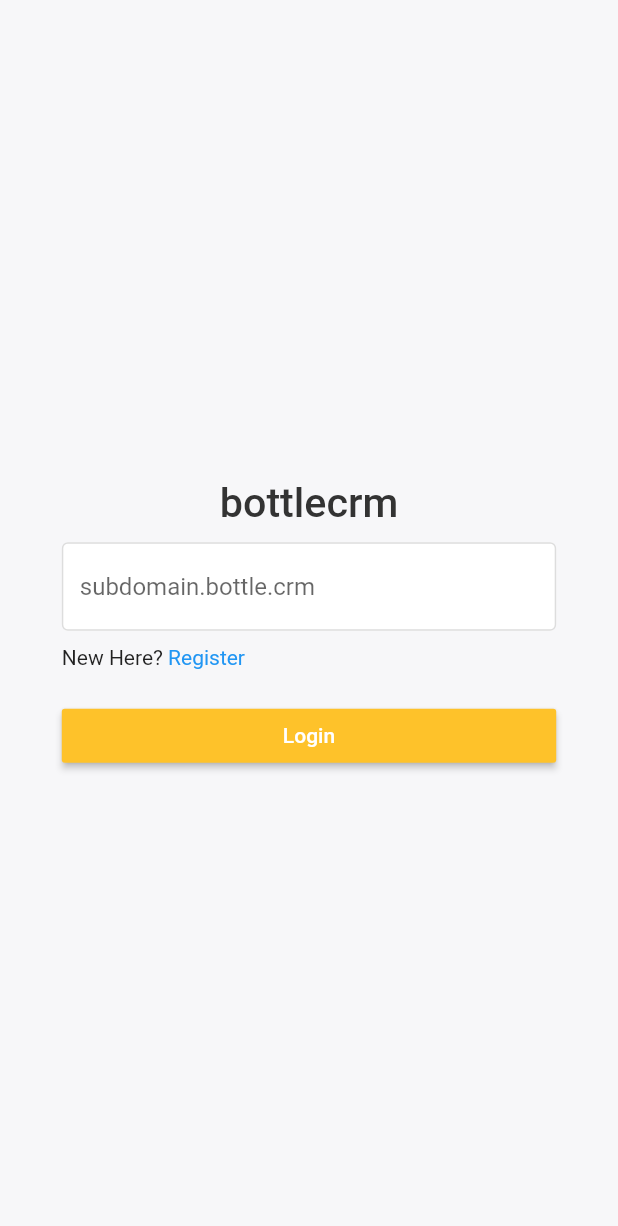
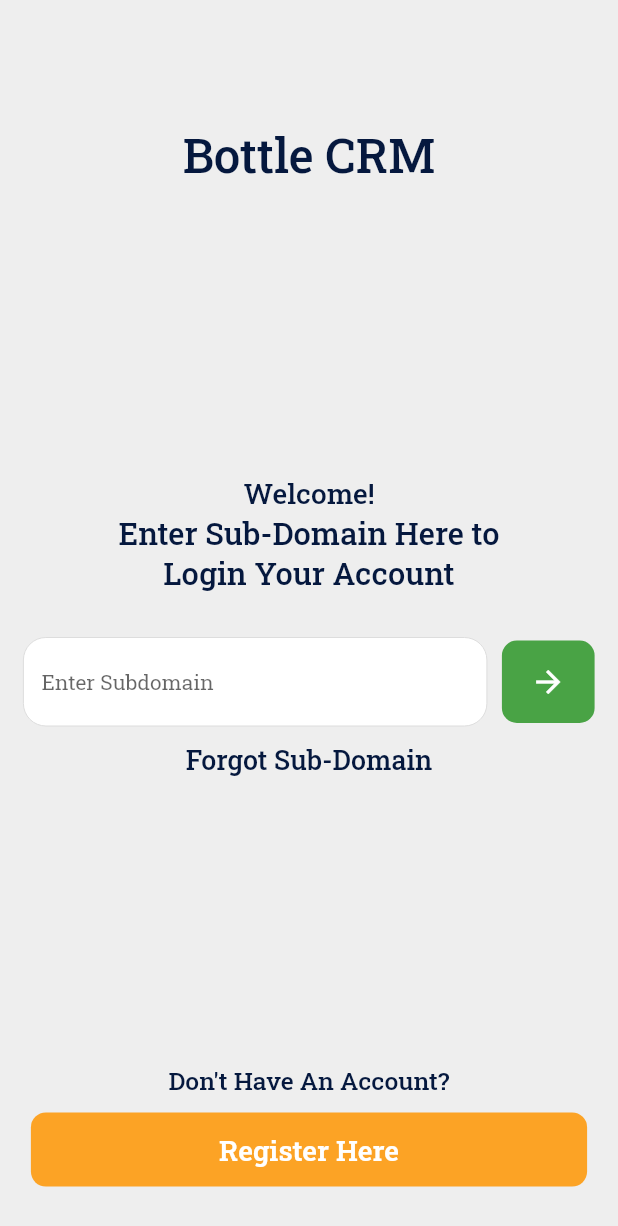
Before and after one commit to MicroPyramid/flutter-crm, a Flutter app: the screen it shows after launch, on a phone screen of 412 x 824 dp. Shown: the top 1226 px of the screen. Run offline on Flutter 3.47's test engine with Material 2 defaults, Android fonts, the phone set to English and light mode, and no system bars; our stand-ins replace connectivity, dropdown_search, file_picker, flushbar, fluttertoast, google_fonts and 1 more; missing offline and left inert: json_table, smart_select, textfield_tags; accounts and stored records are empty.

Commit message:
subdomain screen with new ui

```diff
--- a/lib/bloc/auth_bloc.dart
+++ b/lib/bloc/auth_bloc.dart
@@ -31,7 +31,7 @@ class AuthBloc {
     await CrmService().validateSubdomain(data).then((response) {
       var res = (json.decode(response.body));
       print(res);
-      if (res['status'] == "success") {
+      if (res['error'] == false) {
         _currentDomainName = data['sub_domain'];
         result = res;
       } else {
--- a/lib/main.dart
+++ b/lib/main.dart
@@ -35,8 +35,8 @@ class MyApp extends StatelessWidget {
       title: 'bottlecrm',
       debugShowCheckedModeBanner: false,
       theme: ThemeData(
-          scaffoldBackgroundColor: Color.fromRGBO(247, 247, 249, 1),
-          buttonColor: Color.fromRGBO(254, 194, 42, 1),
+          scaffoldBackgroundColor: Color.fromRGBO(238, 238, 238, 1),
+          buttonColor: Color.fromRGBO(252, 163, 37, 1),
           primarySwatch: Colors.blue,
           primaryColor: Color.fromRGBO(29, 132, 150, 1),
           dividerColor: Color.fromRGBO(232, 243, 245, 1)),
--- a/lib/ui/screens/authentication/sub_domain.dart
+++ b/lib/ui/screens/authentication/sub_domain.dart
@@ -1,11 +1,8 @@
-import 'dart:convert';
-
 import 'package:flushbar/flushbar.dart';
+import 'package:google_fonts/google_fonts.dart';
 import 'package:flutter/material.dart';
 import 'package:flutter_crm/bloc/auth_bloc.dart';
-import 'package:flutter_crm/services/crm_services.dart';
 import 'package:flutter_crm/utils/utils.dart';
-import 'package:http/http.dart';
 
 class SubDomain extends StatefulWidget {
   SubDomain();
@@ -33,12 +30,12 @@ class _SubDomainState extends State<SubDomain> {
       _isLoading = true;
     });
     Map result = await authBloc.validateDomain({'sub_domain': _subDomainName});
-    if (result['status'] == 'success') {
+    if (result['error'] == false) {
       setState(() {
         _errorMessage = null;
       });
       Navigator.pushNamed(context, '/user_login');
-    } else if (result['status'] == 'failure') {
+    } else if (result['error'] == true) {
       setState(() {
         _errorMessage = result['message'];
       });
@@ -75,61 +72,83 @@ class _SubDomainState extends State<SubDomain> {
     )..show(context);
   }
 
-  @override
-  Widget build(BuildContext context) {
-    return WillPopScope(
-      onWillPop: onWillPop,
-      child: Scaffold(
-        body: Stack(
-          fit: StackFit.expand,
-          children: <Widget>[
-            Column(
+  OutlineInputBorder boxBorder() {
+    return OutlineInputBorder(
+      borderRadius: BorderRadius.all(Radius.circular(15)),
+      borderSide: BorderSide(width: 0, color: Color.fromRGBO(221, 221, 221, 1)),
+    );
+  }
+
+  Widget headerTextWidget() {
+    return Container(
+      margin: EdgeInsets.only(top: screenHeight * 0.1),
+      child: Text(
+        'Bottle CRM',
+        style: GoogleFonts.robotoSlab(
+            textStyle: TextStyle(
+                color: Color.fromRGBO(5, 24, 62, 1),
+                fontWeight: FontWeight.w500,
+                fontSize: screenWidth / 13)),
+      ),
+    );
+  }
+
+  Widget subDomainWidget() {
+    return Container(
+      child: Column(
+        children: [
+          Container(
+            child: Text(
+              'Welcome!',
+              style: GoogleFonts.robotoSlab(
+                  textStyle: TextStyle(
+                      color: Color.fromRGBO(5, 24, 62, 1),
+                      fontWeight: FontWeight.w500,
+                      fontSize: screenWidth / 22)),
+            ),
+          ),
+          Container(
+              child: Column(
+            children: [
+              Text('Enter Sub-Domain Here to',
+                  style: GoogleFonts.robotoSlab(
+                      textStyle: TextStyle(
+                          color: Color.fromRGBO(5, 24, 62, 1),
+                          fontWeight: FontWeight.w500,
+                          fontSize: screenWidth / 20))),
+              Text('Login Your Account',
+                  style: GoogleFonts.robotoSlab(
+                      textStyle: TextStyle(
+                          color: Color.fromRGBO(5, 24, 62, 1),
+                          fontWeight: FontWeight.w500,
+                          fontSize: screenWidth / 20)))
+            ],
+          )),
+          Container(
+            margin: EdgeInsets.only(top: 30.0),
+            child: Row(
               mainAxisAlignment: MainAxisAlignment.center,
               children: [
                 Container(
-                  margin: EdgeInsets.symmetric(vertical: 10.0),
-                  child: Text('bottlecrm',
-                      style: TextStyle(
-                          color: Color.fromRGBO(51, 51, 51, 1),
-                          fontWeight: FontWeight.w500,
-                          fontSize: MediaQuery.of(context).size.width / 15)),
-                ),
-                Container(
-                  child: Form(
-                      key: _subDomainFormKey,
-                      child: Container(
-                        child: Column(
-                          children: [
-                            Container(
-                              width: MediaQuery.of(context).size.width * 0.8,
+                  width: screenWidth * 0.75,
                   child: TextFormField(
                     decoration: InputDecoration(
-                                    enabledBorder: OutlineInputBorder(
-                                      borderRadius:
-                                          BorderRadius.all(Radius.circular(4)),
-                                      borderSide: BorderSide(
-                                          width: 1,
-                                          color:
-                                              Color.fromRGBO(221, 221, 221, 1)),
-                                    ),
-                                    focusedBorder: OutlineInputBorder(
-                                      borderRadius:
-                                          BorderRadius.all(Radius.circular(4)),
-                                      borderSide: BorderSide(
-                                          width: 1,
-                                          color:
-                                              Color.fromRGBO(221, 221, 221, 1)),
-                                    ),
+                        enabledBorder: boxBorder(),
+                        focusedErrorBorder: boxBorder(),
+                        focusedBorder: boxBorder(),
+                        errorBorder: boxBorder(),
                         fillColor: Colors.white,
                         filled: true,
-                                    hintText: 'subdomain.bottle.crm'),
+                        hintText: 'Enter Subdomain',
+                        hintStyle: GoogleFonts.robotoSlab(
+                            textStyle: TextStyle(fontSize: 14.0))),
                     keyboardType: TextInputType.emailAddress,
                     validator: (value) {
                       if (value.isEmpty) {
                         setState(() {
                           _errorMessage = null;
                         });
-                                    return 'Please mention a sub_domain';
+                        return 'This field is required.';
                       }
                       return null;
                     },
@@ -138,98 +157,121 @@ class _SubDomainState extends State<SubDomain> {
                     },
                   ),
                 ),
+                !_isLoading
+                    ? GestureDetector(
+                        onTap: () {
+                          FocusScope.of(context).unfocus();
+                          _submitForm();
+                        },
+                        child: Container(
+                          margin: EdgeInsets.only(left: 10.0),
+                          decoration: BoxDecoration(
+                            color: Color.fromRGBO(73, 163, 69, 1),
+                            borderRadius:
+                                BorderRadius.all(Radius.circular(10.0)),
+                          ),
+                          width: screenWidth * 0.15,
+                          height: 55.0,
+                          child: Icon(Icons.arrow_forward, color: Colors.white),
+                        ),
+                      )
+                    : Container(
+                        margin: EdgeInsets.only(left: 10.0),
+                        width: screenWidth * 0.12,
+                        height: 40.0,
+                        child: CircularProgressIndicator(
+                            valueColor: new AlwaysStoppedAnimation<Color>(
+                                Color.fromRGBO(73, 163, 69, 1))),
+                      )
+              ],
+            ),
+          ),
           _errorMessage != null
               ? Container(
-                                    margin: EdgeInsets.only(top: 10.0),
-                                    width:
-                                        MediaQuery.of(context).size.width * 0.8,
+                  margin: EdgeInsets.only(top: 10.0, left: screenWidth * 0.06),
+                  alignment: Alignment.centerLeft,
                   child: Text(
                     _errorMessage,
-                                      style: TextStyle(
-                                          color: Colors.red[700],
-                                          fontSize: 12.0),
+                    style: TextStyle(color: Colors.red[700], fontSize: 12.0),
                   ),
                 )
               : Container(),
           Container(
-                              margin: EdgeInsets.symmetric(vertical: 10.0),
-                              width: MediaQuery.of(context).size.width * 0.8,
-                              child: Row(
+              margin: EdgeInsets.only(top: 10.0),
+              child: Text(
+                "Forgot Sub-Domain",
+                style: GoogleFonts.robotoSlab(
+                    textStyle: TextStyle(
+                        color: Color.fromRGBO(5, 24, 62, 1),
+                        fontWeight: FontWeight.w500,
+                        fontSize: screenWidth / 23)),
+              ))
+        ],
+      ),
+    );
+  }
+
+  Widget footerButton() {
+    return Container(
+      margin: EdgeInsets.only(bottom: screenHeight * 0.04),
+      child: Column(
         children: [
           Container(
-                                    child: Text('New Here? '),
+            margin: EdgeInsets.only(bottom: 10.0),
+            child: Text(
+              "Don't Have An Account?",
+              style: GoogleFonts.robotoSlab(
+                  textStyle: TextStyle(
+                      color: Color.fromRGBO(5, 24, 62, 1),
+                      fontWeight: FontWeight.w500,
+                      fontSize: screenWidth / 25)),
+            ),
           ),
           GestureDetector(
             onTap: () {
-                                      Navigator.pushNamed(
-                                          context, '/user_register');
+              FocusScope.of(context).unfocus();
+              Navigator.pushNamed(context, '/user_register');
             },
+            child: Container(
+              alignment: Alignment.center,
+              height: screenHeight * 0.06,
+              width: screenWidth * 0.9,
+              decoration: BoxDecoration(
+                color: Theme.of(context).buttonColor,
+                borderRadius: BorderRadius.all(Radius.circular(10.0)),
+              ),
               child: Text(
-                                      'Register',
-                                      style: TextStyle(color: Colors.blue),
+                'Register Here',
+                style: GoogleFonts.robotoSlab(
+                    textStyle: TextStyle(
+                        color: Colors.white,
+                        fontWeight: FontWeight.w600,
+                        fontSize: screenWidth / 22)),
+              ),
             ),
           )
         ],
       ),
+    );
+  }
+
+  @override
+  Widget build(BuildContext context) {
+    return WillPopScope(
+      onWillPop: onWillPop,
+      child: Scaffold(
+          body: SingleChildScrollView(
+        child: Container(
+          height: screenHeight,
+          child: Form(
+            key: _subDomainFormKey,
+            child: Column(
+              mainAxisAlignment: MainAxisAlignment.spaceBetween,
+              children: [headerTextWidget(), subDomainWidget(), footerButton()],
             ),
-                            // Container(
-                            //   width: MediaQuery.of(context).size.width * 0.8,
-                            //   child: Row(
-                            //     children: [
-                            //       Container(
-                            //         child: Text('Forgot Password '),
-                            //       ),
-                            //       GestureDetector(
-                            //         onTap: () {
-                            //           Navigator.pushNamed(
-                            //               context, '/forgot_password');
-                            //         },
-                            //         child: Text(
-                            //           'Click Here?',
-                            //           style: TextStyle(color: Colors.blue),
-                            //         ),
-                            //       )
-                            //     ],
-                            //   ),
-                            // ),
-                            !_isLoading
-                                ? Container(
-                                    width:
-                                        MediaQuery.of(context).size.width * 0.8,
-                                    margin: EdgeInsets.only(top: 10.0),
-                                    child: RaisedButton(
-                                      color: Theme.of(context).buttonColor,
-                                      onPressed: () {
-                                        FocusScope.of(context).unfocus();
-                                        // Navigator.pushReplacementNamed(
-                                        //     context, '/dashboard');
-                                        if (!_isLoading) {
-                                          _submitForm();
-                                        }
-                                      },
-                                      child: Text(
-                                        'Login',
-                                        style: TextStyle(
-                                            color: Colors.white,
-                                            fontWeight: FontWeight.w500),
           ),
-                                    ))
-                                : Container(
-                                    margin: EdgeInsets.only(top: 10.0),
-                                    child: CircularProgressIndicator(
-                                        valueColor:
-                                            new AlwaysStoppedAnimation<Color>(
-                                                Theme.of(context).buttonColor)),
-                                  )
-                          ],
         ),
       )),
-                ),
-              ],
-            )
-          ],
-        ),
-      ),
     );
   }
 }
--- a/lib/utils/utils.dart
+++ b/lib/utils/utils.dart
@@ -4,6 +4,8 @@ import 'package:fluttertoast/fluttertoast.dart';
 
 String selectedSidebarName = "Dashboard";
 String currentSidebarModuleName = "Sales";
+var screenWidth;
+var screenHeight;
 
 DateTime currentBackPressTime;
 Future<bool> onWillPop() {
--- a/pubspec.yaml
+++ b/pubspec.yaml
@@ -23,6 +23,7 @@ dependencies:
   file_picker: ^2.0.12
   textfield_tags: ^1.0.3
   json_table: ^1.4.0
+  google_fonts: ^1.1.1
 
 dev_dependencies:
   flutter_test:
```
Also changed, not shown: assets/data/tempdata.json (added, +231 -0 lines), lib/ui/screens/splash_screen.dart (+12 -6 lines). Lines whose indentation alone changed are shown as unchanged.
